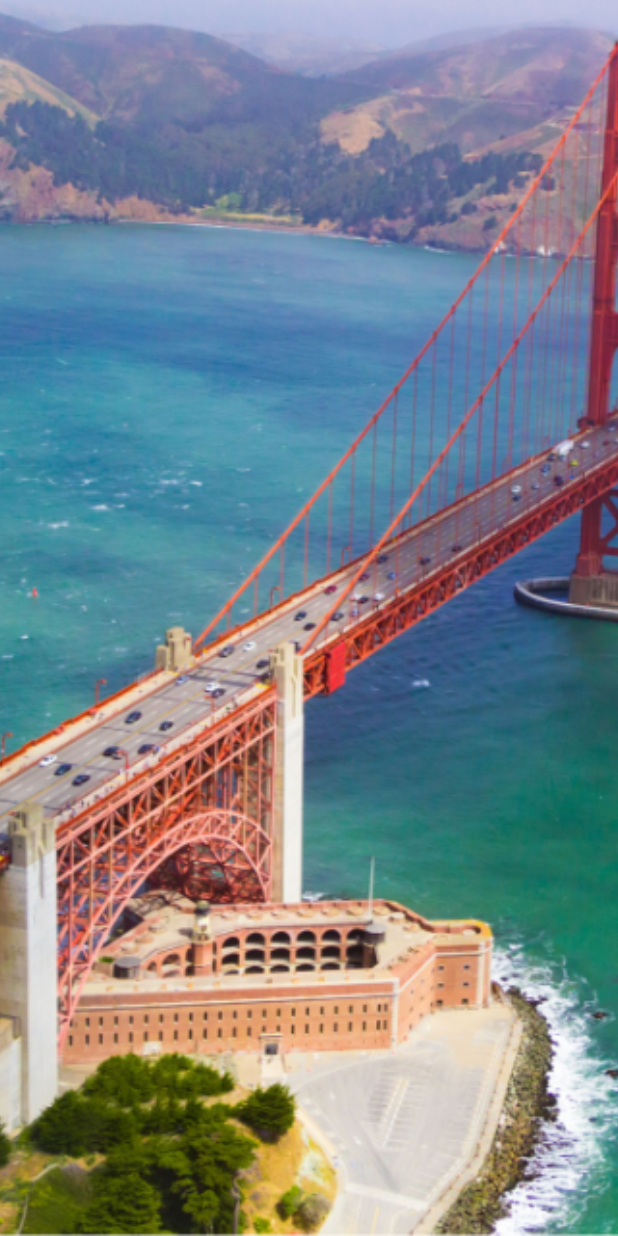
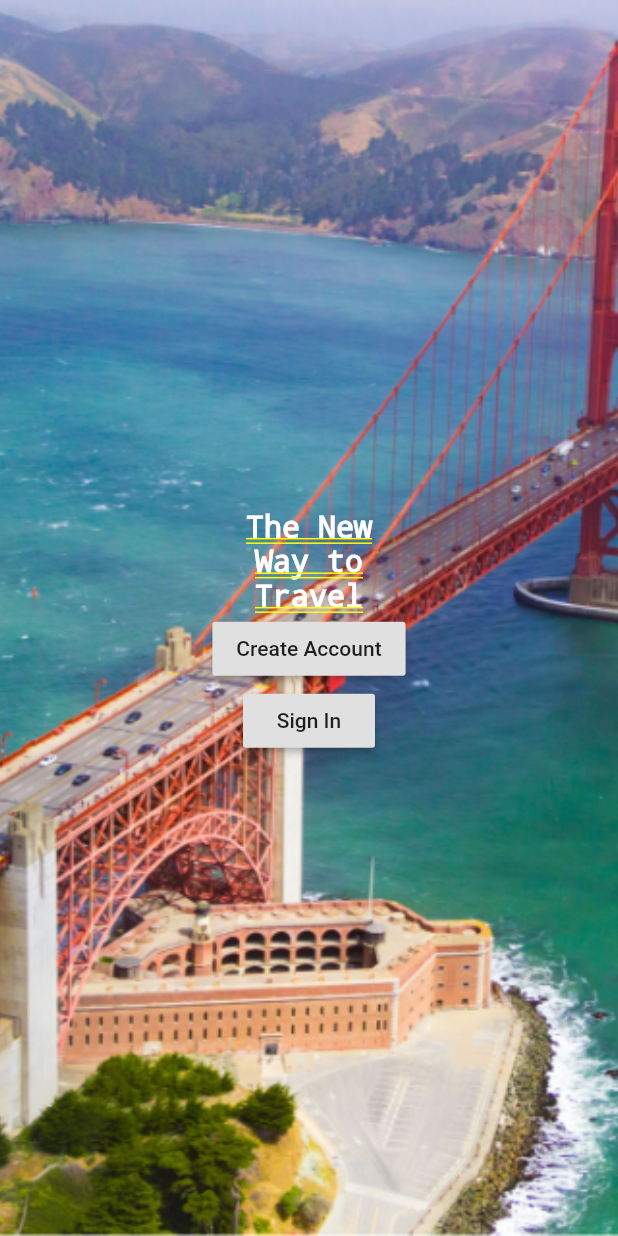
Before and after one commit to herizaladk/malala, a Flutter app: the screen it shows after launch, on a phone screen of 412 x 824 dp. Run offline on Flutter 3.47's test engine with Material 2 defaults, Android fonts, the phone set to English and light mode, and no system bars.

Commit message:
Completely login component

```diff
--- a/lib/login.dart
+++ b/lib/login.dart
@@ -2,14 +2,50 @@ import 'package:flutter/material.dart';
 
 class Login extends StatelessWidget {
   @override
-  Widget build (BuildContext context) {
-    return new Scaffold(
-      body: new Container(
-        decoration: new BoxDecoration(
-          image: new DecorationImage(
-            image: new AssetImage('assets/aftersplash.png'),
-            fit:BoxFit.cover,
+  Widget build(BuildContext context) {
+    return new Container(
+      alignment: Alignment(0.0, 0.0),
+      decoration: new BoxDecoration(
+        image: new DecorationImage(
+          image: new AssetImage('assets/aftersplash.png'),
+          fit: BoxFit.cover,
+        ),
+      ),
+      child: Container(
+        padding: EdgeInsets.only(top: 20.0),
+        child: new Column(
+          mainAxisAlignment: MainAxisAlignment.center,
+          children: <Widget>[
+            Text(
+              "The New",
+              style: TextStyle(
+                color: Colors.white,
+                fontSize: 20.0,
+              ),
             ),
+            Text(
+              "Way to",
+              style: TextStyle(
+                color: Colors.white,
+                fontSize: 20.0,
+              ),
+            ),
+            Text(
+              "Travel",
+              style: TextStyle(
+                  color: Colors.white,
+                  fontSize: 20.0,
+                  fontWeight: FontWeight.bold),
+            ),
+            RaisedButton(
+              onPressed: () {},
+              child: const Text('Create Account'),
+            ),
+            RaisedButton(
+              onPressed: () {},
+              child: const Text('Sign In'),
+            ),
+          ],
         ),
       ),
     );
--- a/lib/splashscreen.dart
+++ b/lib/splashscreen.dart
@@ -31,7 +31,7 @@ class SplashScreen extends StatefulWidget {
             color: Colors.black
         ),
         this.image,
-        this.loadingText  = const Text("Malala"),
+        this.loadingText  = const Text(""),
         this.imageBackground,
       	this.gradientBackground
       }
```
Also changed, not shown: lib/main.dart (+6 -20 lines).
